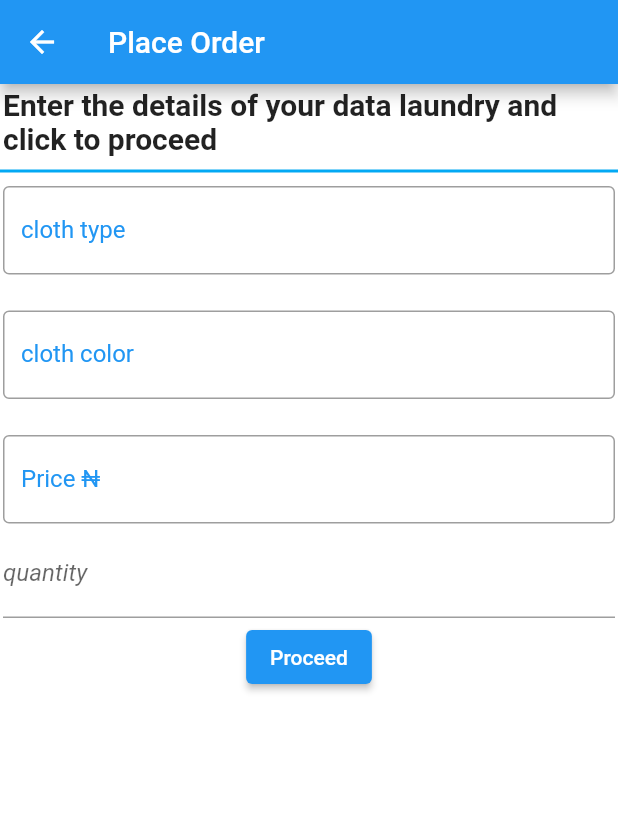
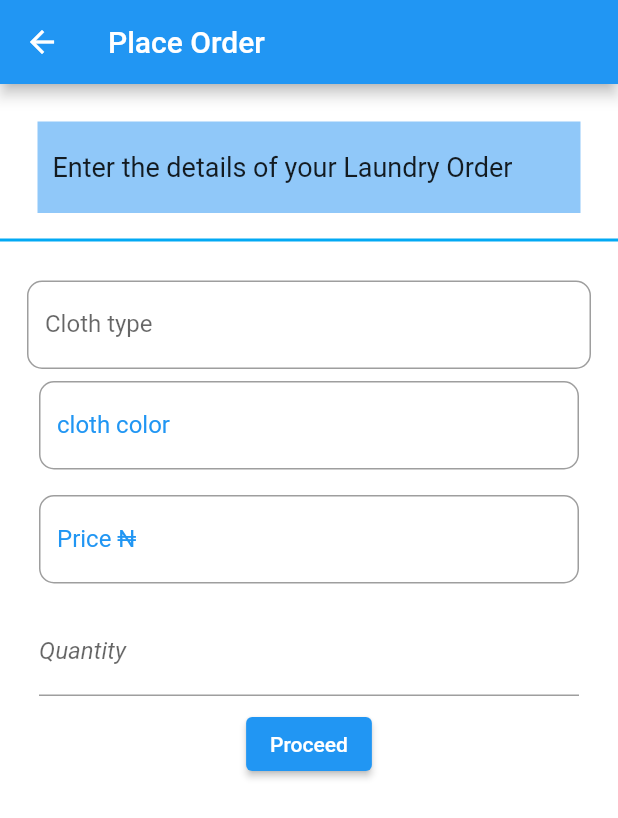
Before and after one commit to chimingo/ilundary, a Flutter app: the screen it shows after launch, after a tap on "Place Order", on a phone screen of 412 x 824 dp. Shown: the top 818 px of the screen. Run offline on Flutter 3.47's test engine with Material 2 defaults, Android fonts, the phone set to English and light mode, and no system bars.

```diff
--- a/lib/home_screen.dart
+++ b/lib/home_screen.dart
@@ -13,7 +13,8 @@ class HomePage extends StatelessWidget {
           title: const Text("iLundary"),
         ),
         drawer: const Drawer(),
-        body: Column(
+        body: SingleChildScrollView(
+          child: Column(
             children: <Widget>[
               const SizedBox(height: 20.5),
               // first text widget
@@ -70,6 +71,7 @@ class HomePage extends StatelessWidget {
                 ],
               )
             ],
+          ),
         ),
       );
   }
--- a/lib/place_order.dart
+++ b/lib/place_order.dart
@@ -1,4 +1,6 @@
 import 'package:flutter/material.dart';
+import 'package:flutter/services.dart';
+import 'package:ilundary/order_details.dart';
 class PlaceOrder extends StatefulWidget {
   const PlaceOrder({super.key});
 
@@ -7,24 +9,45 @@ class PlaceOrder extends StatefulWidget {
 }
 
 class _PlaceOrderState extends State<PlaceOrder> {
+final TextEditingController clothType =TextEditingController();
+final TextEditingController colourType =TextEditingController();
+final  TextEditingController priceType =TextEditingController();
+final TextEditingController quantityType =TextEditingController();
+final GlobalKey<FormState> _formkey = GlobalKey<FormState>();
+
   @override
   Widget build(BuildContext context) {
     return Scaffold(
       appBar: AppBar(
+     //   toolbarHeight:100,
+
         title: const Text("Place Order"),
       ),
       backgroundColor: Colors.white,
 
         body:SafeArea(
           child: SingleChildScrollView(
+
+
               child: Column(
                 children:[
-                const Padding(
-                  padding: EdgeInsets.all(2.0),
-                  child: Text("Enter the details of your data laundry and click to proceed",
-                  style: TextStyle(fontSize: 20,fontWeight: FontWeight.w700),
+                  Container(
+                color:const Color.fromARGB(255, 144, 200, 249),
+                width: double.infinity,
+                padding: const EdgeInsets.only(left: 10.0, top: 20.0, bottom: 20.0, right: 10.0),
+                margin: const EdgeInsets.fromLTRB(25.0, 25.0, 25.0, 10.0),
+                child: const Text(
+                  "Enter the details of your Laundry Order",
+                  style: TextStyle(fontSize: 18.0),
                 ),
               ),
+
+                  // const Padding(
+                  //   padding: EdgeInsets.only(top:30,left: 10,right: 10, bottom: 15),
+                  //   child: Text("Enter the details of your data laundry and click to proceed",
+                  //   style: TextStyle(fontSize: 20,fontWeight: FontWeight.w700),
+                  //   ),
+                  // ),
                    const Divider(
                     color: Colors.lightBlue,
                     thickness: 2,
@@ -35,25 +58,66 @@ class _PlaceOrderState extends State<PlaceOrder> {
 
 
                   // ),
-                const Padding(
-                padding: EdgeInsets.all(2.0),
+                  //  Padding(
+                  // padding: const EdgeInsets.all(15.0),
 
-                child:TextField(
-                  decoration:InputDecoration(
-                    border:OutlineInputBorder(borderSide:BorderSide(width: 20.0) ),
-                    labelText:"cloth type",
-                    labelStyle: TextStyle(color: Colors.blue),
-                    hintText: "e.g T-Shirt"),
+                  // child:TextFormField(
+                  //   // validator: (value){
+                  //   //   if()
+                  //   //  },
 
+                  // controller: clothType,
+                  //   decoration:const InputDecoration(
+                  //     border:OutlineInputBorder(borderRadius: BorderRadius.all(Radius.circular(30.0))),
+                  //     labelText:"cloth type",
+
+                  //     labelStyle: TextStyle(color: Colors.blue),
+                  //     hintText: "e.g T-Shirt"),
+
+                  //   ),
+
+                  // ),
+                  const SizedBox(height:1),
+                   Padding(
+                padding: const EdgeInsets.all(18.0),
+                child: Form(
+                  key: _formkey,
+                  child: Column(
+                    children: [
+                      TextFormField(
+                        validator: (value) {
+                          if (value == "") {
+                            return "Cloth type required";
+                          }
+                          if (value!.length < 3) {
+                            return "must be greater than 3";
+                          }
+                          return null;
+                        },
+                        controller: clothType,
+                        decoration: const InputDecoration(
+                          border: OutlineInputBorder(borderRadius: BorderRadius.all(Radius.circular(10.0))),
+                          labelText: "Cloth type",
                         ),
                       ),
-                const SizedBox(height: 20),
                    Padding(
-                padding: const EdgeInsets.all(2.0),
+                 padding: const EdgeInsets.all(8.0),
+
 
                    child:TextFormField(
+                    // onChanged: (value) => print(value.length),
+                    validator: ((value){
+                      if(value==""){
+                        return"cloth colour is required";
+                      }
+                      if (value!.length < 3){
+                        return"colour must be greater than 2";
+                      }
+                      return null;
+                      }),
+                   controller: colourType,
                    decoration:const InputDecoration(
-                    border:OutlineInputBorder(),
+                      border:OutlineInputBorder(borderRadius: BorderRadius.all(Radius.circular(10.0))),
                      labelText:"cloth color",
                      labelStyle: TextStyle(color: Colors.blue),
 
@@ -61,15 +125,25 @@ class _PlaceOrderState extends State<PlaceOrder> {
 
                 ),
                ),
-            const SizedBox(height: 20),
+              const SizedBox(height:1),
                Padding(
-                padding: const EdgeInsets.all(2.0),
+                  padding: const EdgeInsets.all(8.0),
 
                   child:TextFormField(
+                    validator: (value){
+                      if(value!.isEmpty){
+                       return"price is required";
+                      }
+                      return null;
+               },
+                    controller: priceType,
+                    inputFormatters: [
+                    FilteringTextInputFormatter.digitsOnly,
+                    ],
                     keyboardType: TextInputType.number,
 
                     decoration:const InputDecoration(
-                    border:OutlineInputBorder(),
+                      border:OutlineInputBorder(borderRadius: BorderRadius.all(Radius.circular(10.0))),
                       labelText:"Price ₦",
                       labelStyle: TextStyle(color: Colors.blue),
 
@@ -79,14 +153,29 @@ class _PlaceOrderState extends State<PlaceOrder> {
                 ),
               ),
                Padding(
-                padding: const EdgeInsets.all(2.0),
+                  padding: const EdgeInsets.all(8.0),
 
                   child:TextFormField(
+                     validator: (value){
+                      if(value!.isEmpty){
+                       return"price is required";
+                      }
+                      if(int.parse(value)<1){
+                        return"quantity must be greater than 0";
+
+                      }
+                      return null;
+                  },
+
+                    controller: quantityType,
+                    inputFormatters: [
+                    FilteringTextInputFormatter.digitsOnly,
+                    ],
                     keyboardType: TextInputType.number,
                     //obscureText: true,
                     decoration:const InputDecoration(
 
-                    labelText:"quantity",
+                      labelText:"Quantity",
                       labelStyle: TextStyle(fontStyle: FontStyle.italic),
 
 
@@ -98,17 +187,36 @@ class _PlaceOrderState extends State<PlaceOrder> {
 
                  ElevatedButton(
                   onPressed: (){
-                Navigator.pop(context);
+                    if (_formkey.currentState!.validate()) {
+                      print("Cloth type${clothType.text}");
+
+
+                    print(clothType.text);
+                    print(colourType.text);
+                    print(priceType.text);
+                    print(quantityType.text);
+                    Navigator.push(context, MaterialPageRoute(builder:((context){
+                      return OrderDetails(clothType:clothType.text,colourType:colourType.text);
+
+
+
+               }),
+                    ));
+                    }
                   },
                child:const Text("Proceed"),
                  ),
 
 
 
-
                     ]),
             ),
-         ) );
+
+
+          ),
+   ]
+           )),) );
+
 
   }
 }
```
Also changed, not shown: lib/order_details.dart (added, +32 -0 lines). Lines whose indentation alone changed are shown as unchanged.
